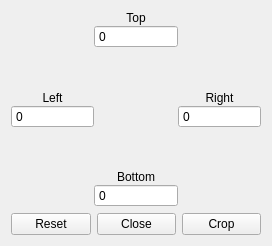
Before: the Qt Designer form src/gui/ui/cropdialog.ui in nisemono0/AniStitch, drawn with Qt 5.
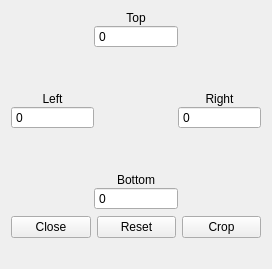
After: the same form once the commit is applied.

Commit message: Update .ui files and add status tip message for dialog's widgets

Diff of the .ui file:
```diff
--- a/src/gui/ui/cropdialog.ui
+++ b/src/gui/ui/cropdialog.ui
@@ -7,19 +7,19 @@
     <x>0</x>
     <y>0</y>
     <width>272</width>
-    <height>246</height>
+    <height>269</height>
    </rect>
   </property>
   <property name="minimumSize">
    <size>
     <width>272</width>
-    <height>246</height>
+    <height>269</height>
    </size>
   </property>
   <property name="maximumSize">
    <size>
     <width>272</width>
-    <height>246</height>
+    <height>269</height>
    </size>
   </property>
   <property name="windowTitle">
@@ -161,16 +161,6 @@
    </item>
    <item>
     <layout class="QHBoxLayout" name="horizontalLayout">
-     <item>
-      <widget class="QPushButton" name="pushButtonReset">
-       <property name="focusPolicy">
-        <enum>Qt::FocusPolicy::NoFocus</enum>
-       </property>
-       <property name="text">
-        <string>Reset</string>
-       </property>
-      </widget>
-     </item>
      <item>
       <widget class="QPushButton" name="pushButtonClose">
        <property name="focusPolicy">
@@ -181,6 +171,19 @@
        </property>
       </widget>
      </item>
+     <item>
+      <widget class="QPushButton" name="pushButtonReset">
+       <property name="focusPolicy">
+        <enum>Qt::FocusPolicy::NoFocus</enum>
+       </property>
+       <property name="statusTip">
+        <string>Reset to default values</string>
+       </property>
+       <property name="text">
+        <string>Reset</string>
+       </property>
+      </widget>
+     </item>
      <item>
       <widget class="QPushButton" name="pushButtonCrop">
        <property name="focusPolicy">
@@ -193,6 +196,19 @@
      </item>
     </layout>
    </item>
+   <item>
+    <widget class="QLabel" name="labelStatusTip">
+     <property name="sizePolicy">
+      <sizepolicy hsizetype="Preferred" vsizetype="Maximum">
+       <horstretch>0</horstretch>
+       <verstretch>0</verstretch>
+      </sizepolicy>
+     </property>
+     <property name="text">
+      <string/>
+     </property>
+    </widget>
+   </item>
   </layout>
  </widget>
  <resources/>
```
Left out of the diff: 38 changed lines with no effect on the pictures. The commit also changes 5 other files.
